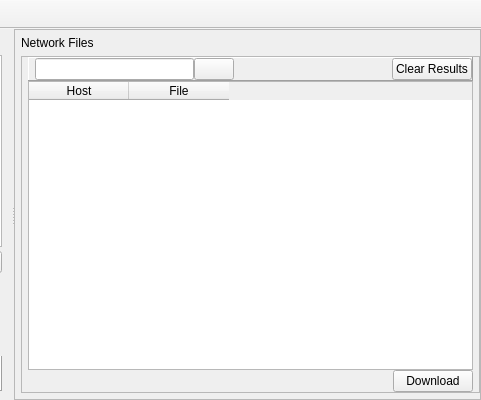
Qt form UI/ui_mainwindow.ui (christinadan/py2py) before a commit; both pictures show x 289 to 770 and y 0 to 400 of the 770 by 400 pixel window.
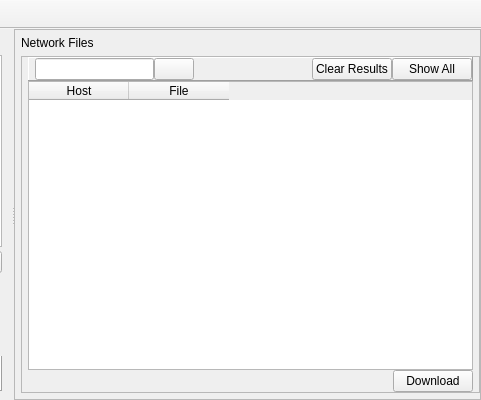
The same form after that commit. Icons and pictures are not drawn.

Commit message: Added show all button

```diff
--- a/UI/ui_mainwindow.ui
+++ b/UI/ui_mainwindow.ui
@@ -274,6 +274,13 @@
                 </property>
                </widget>
               </item>
+              <item>
+               <widget class="QPushButton" name="pushButton">
+                <property name="text">
+                 <string>Show All</string>
+                </property>
+               </widget>
+              </item>
              </layout>
             </widget>
            </item>
```
